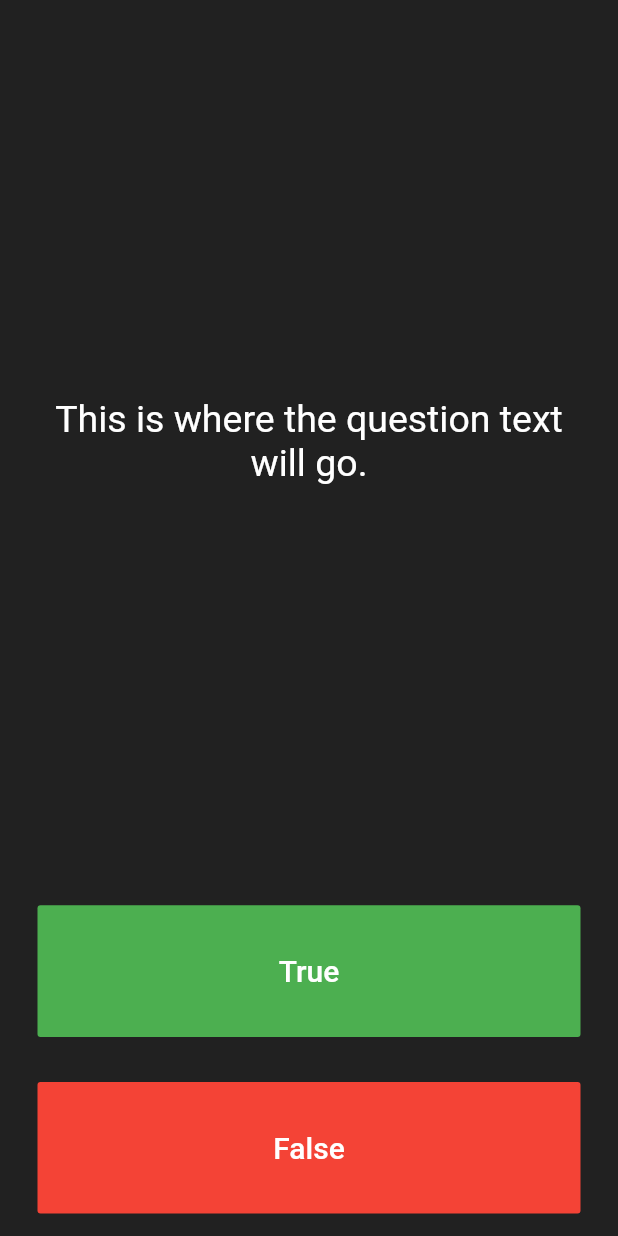
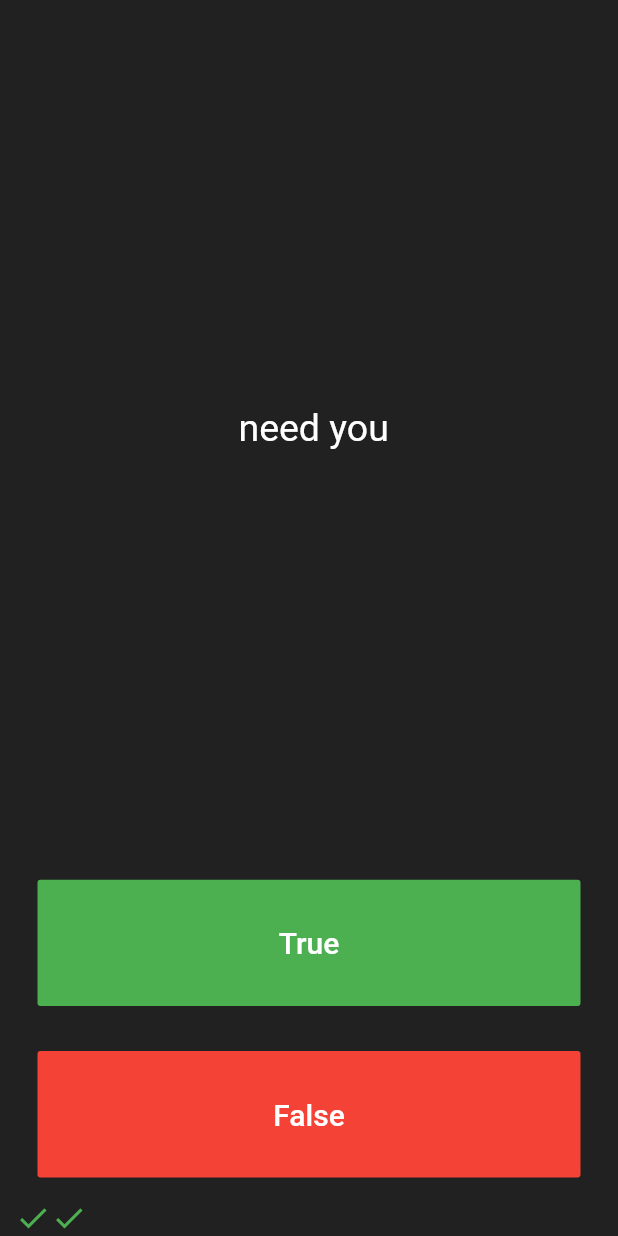
Before and after one commit to chalanika/Quizzler, a Flutter app: the screen it shows after launch, after a tap on "True", on a phone screen of 412 x 824 dp. Run offline on Flutter 3.47's test engine with Material 2 defaults, Android fonts, the phone set to English and light mode, and no system bars.

Commit message:
change text status

```diff
--- a/lib/main.dart
+++ b/lib/main.dart
@@ -25,6 +25,19 @@ class QuizPage extends StatefulWidget {
 }
 
 class _QuizPageState extends State<QuizPage> {
+  List<Icon> scoreKeeper =[
+    Icon(
+      Icons.check,
+      color:Colors.green,
+    ),
+  ];
+
+  List<String> questions =[
+    'i want you',
+    ' need you',
+  ];
+
+  int questionNumber = 0;
   @override
   Widget build(BuildContext context) {
     return Column(
@@ -37,7 +50,7 @@ class _QuizPageState extends State<QuizPage> {
             padding: EdgeInsets.all(10.0),
             child: Center(
               child: Text(
-                'This is where the question text will go.',
+                questions[questionNumber],
                 textAlign: TextAlign.center,
                 style: TextStyle(
                   fontSize: 25.0,
@@ -51,6 +64,7 @@ class _QuizPageState extends State<QuizPage> {
           child: Padding(
             padding: EdgeInsets.all(15.0),
             child: FlatButton(
+              textColor: Colors.white,
               color: Colors.green,
               child: Text(
                 'True',
@@ -60,7 +74,15 @@ class _QuizPageState extends State<QuizPage> {
                 ),
               ),
               onPressed: () {
-                //The user picked true.
+                setState(() {
+                  scoreKeeper.add(
+                    Icon(
+                      Icons.check,
+                      color: Colors.green,
+                    ),
+                  );
+                  questionNumber ++;
+                });
               },
             ),
           ),
@@ -83,7 +105,9 @@ class _QuizPageState extends State<QuizPage> {
             ),
           ),
         ),
-        //TODO: Add a Row here as your score keeper
+        Row(
+          children: scoreKeeper,
+        ),
       ],
     );
   }
```
